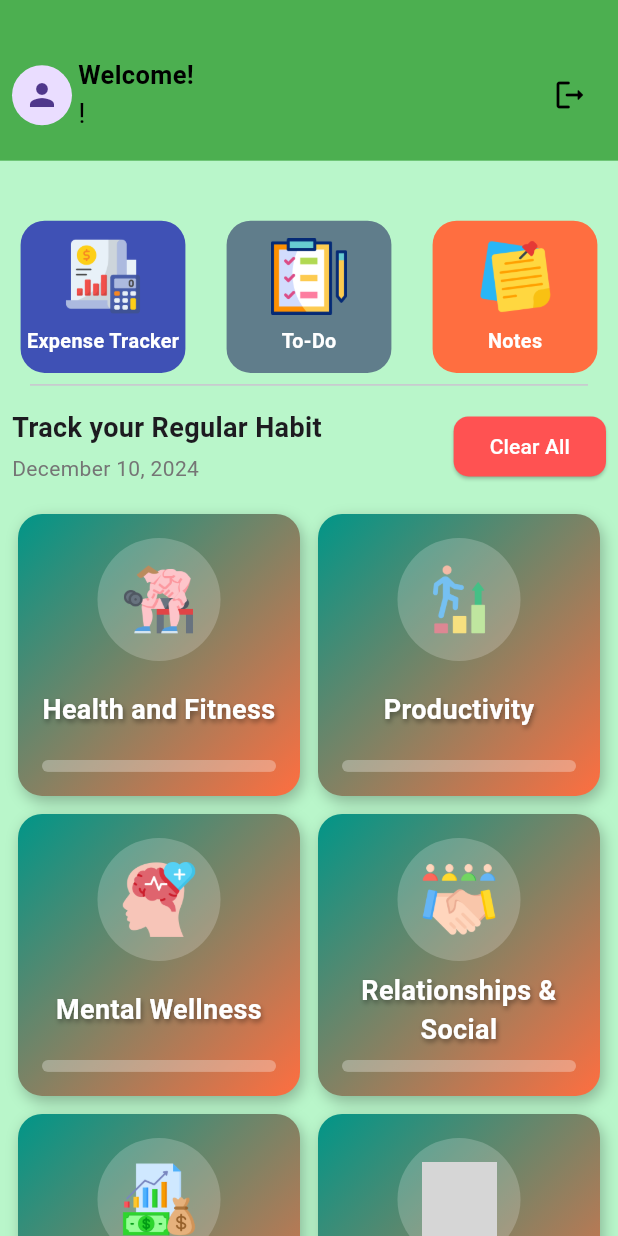
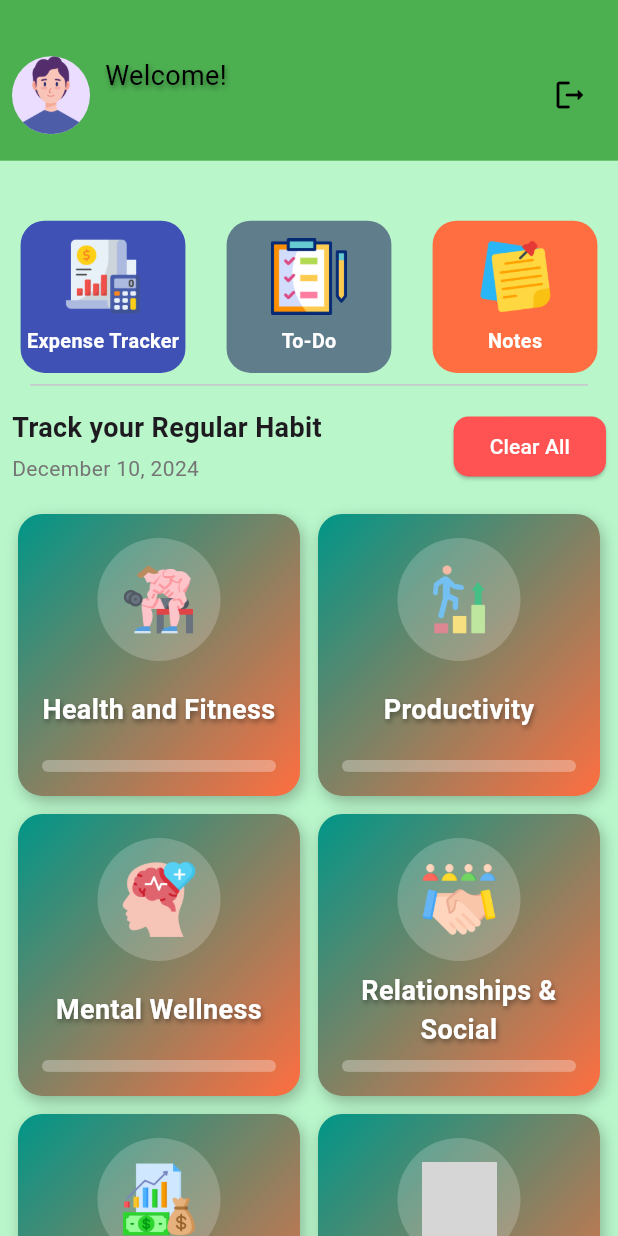
Before and after one commit to sifat5256/Track_Daily_Life, a Flutter app: the screen it shows once a user with an empty profile is signed in, on a phone screen of 412 x 824 dp. Run offline on Flutter 3.47's test engine with Material 3 defaults, Android fonts, the phone set to English and light mode, and no system bars; our stand-ins replace date_picker_timeline, firebase_auth, firebase_core, fl_chart, get, introduction_screen and 1 more; accounts and stored records are empty; grey boxes are pictures that could not be loaded.

Commit message:
LastUpdate1

```diff
--- a/lib/modules/expense_tracker/view/borrow_lends_screen.dart
+++ b/lib/modules/expense_tracker/view/borrow_lends_screen.dart
@@ -295,7 +295,7 @@ class _BorrowLendScreenState extends State<BorrowLendScreen>
 
                 SummaryCard(
                   title: "\$${_calculateTotalLent()}",
-                  subtitle: 'Total Borrowed:',
+                  subtitle: 'Total Lent:',
                   backgroundColor: Colors.redAccent.shade100,
                   icon: Icons.attach_money_outlined,
                   textColor: Colors.red.shade900,
--- a/lib/modules/expense_tracker/view/chart_screen.dart
+++ b/lib/modules/expense_tracker/view/chart_screen.dart
@@ -13,7 +13,10 @@ class ChartScreen extends StatelessWidget {
   @override
   Widget build(BuildContext context) {
     return Scaffold(
-      appBar: AppBar(title: Text('Expense Chart')),
+      appBar: AppBar(
+          title: Text('Expense Chart'),
+        backgroundColor: Colors.green,
+      ),
       body: Padding(
         padding: const EdgeInsets.all(16.0),
         child: BarChart(
--- a/lib/modules/home/view/main_home_screen.dart
+++ b/lib/modules/home/view/main_home_screen.dart
@@ -111,25 +111,46 @@ class MainHomeScreen extends StatelessWidget {
             children: [
               Row(
                 children: [
-                  CircleAvatar(child: Icon(Icons.person)),
-                  SizedBox(width: 4),
+                  CircleAvatar(
+                    radius: 26, // Adjust the size
+                    backgroundImage: AssetImage('lib/utils/assets/boy.png'),
+                  ),
+
+                  SizedBox(width: 10),
                   Column(
                     crossAxisAlignment: CrossAxisAlignment.start,
                     mainAxisAlignment: MainAxisAlignment.center,
                     children: [
                       Text(
                         "Welcome!",
-                        style: TextStyle(
+                        textAlign: TextAlign.center,
+                        style: const TextStyle(
                           color: Colors.black,
-                          fontSize: 17,
-                          fontWeight: FontWeight.bold,
+                          fontSize: 18,
+                        //  fontWeight: FontWeight.bold,
+                          shadows: [
+                            Shadow(
+                              color: Colors.black38,
+                              blurRadius: 4,
+                              offset: Offset(1, 2),
+                            ),
+                          ],
                         ),
                       ),
                       Text(
-                        "$name!",
-                        style: TextStyle(
-                          color: Colors.black,
-                          fontSize: 19,
+                        "$name",
+                        textAlign: TextAlign.center,
+                        style: const TextStyle(
+                          color: Colors.white,
+                          fontSize: 18,
+                          fontWeight: FontWeight.bold,
+                          shadows: [
+                            Shadow(
+                              color: Colors.black38,
+                              blurRadius: 4,
+                              offset: Offset(1, 2),
+                            ),
+                          ],
                         ),
                       ),
                     ],
--- a/lib/modules/notes/controller/note_controller.dart
+++ b/lib/modules/notes/controller/note_controller.dart
@@ -70,6 +70,7 @@ class NoteController extends GetxController {
         String content = note['content'].toLowerCase();
         return title.contains(query.toLowerCase()) || content.contains(query.toLowerCase());
       }).toList());
+
     }
   }
 
```
Also changed, not shown: lib/utils/assets/boy.png (added).
